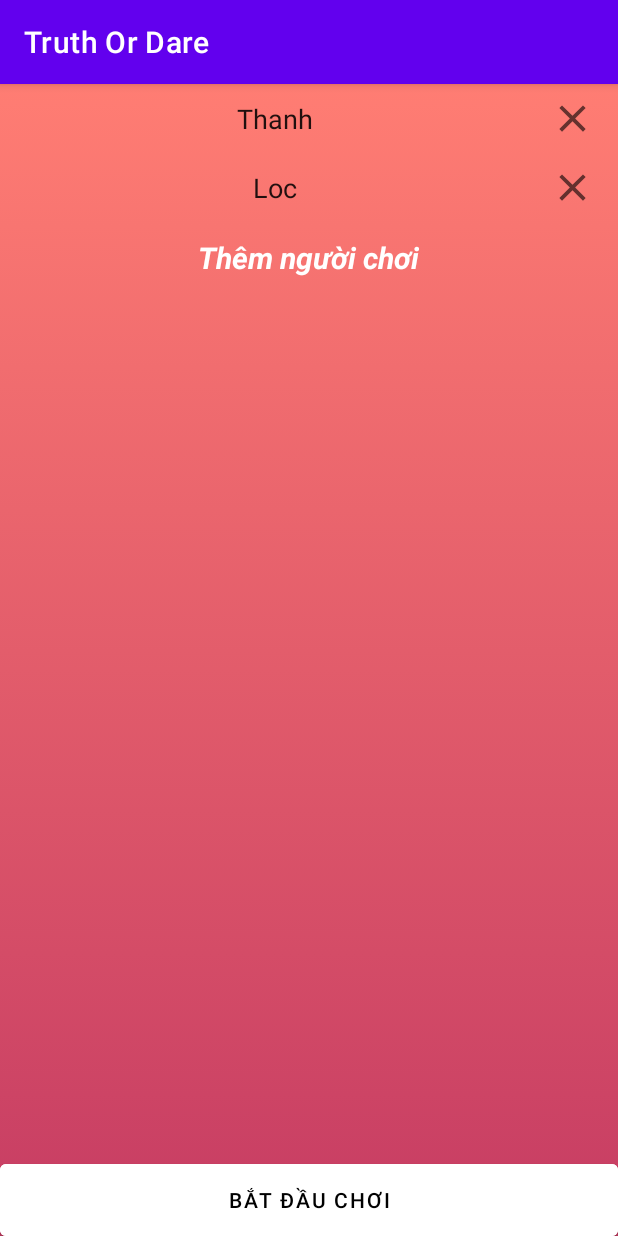
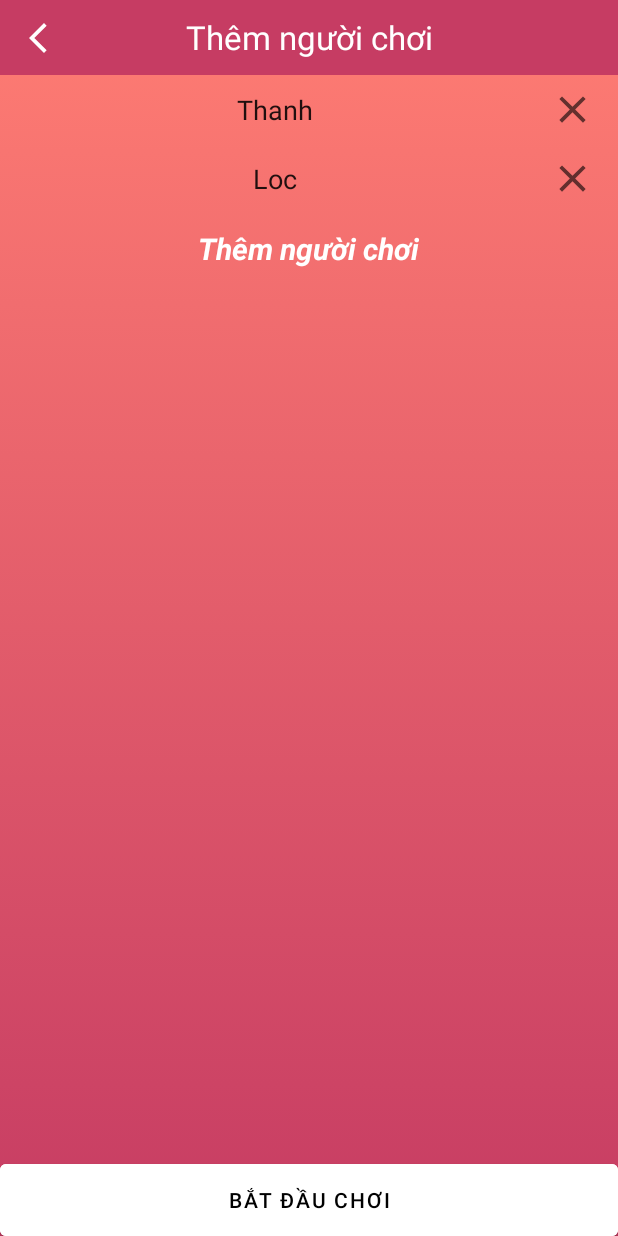
Before and after one commit to TemNguyen/Android_Truth_Or_Dare, an Android app: the AddPlayerFragment screen opened through its navigation route, on a phone screen of 412 x 824 dp. Run offline under Robolectric (Android 15) with nearby library versions, the phone set to English and light mode, and no system bars.

Commit message:
add custom action bar

```diff
--- a/TruthOrDare/app/src/main/java/com/jthanh/truthordare/view/AddPlayerFragment.java
+++ b/TruthOrDare/app/src/main/java/com/jthanh/truthordare/view/AddPlayerFragment.java
@@ -5,6 +5,7 @@ import android.os.Bundle;
 import androidx.annotation.NonNull;
 import androidx.annotation.Nullable;
 import androidx.fragment.app.Fragment;
+import androidx.fragment.app.FragmentManager;
 import androidx.navigation.Navigation;
 
 import android.util.Log;
@@ -13,6 +14,7 @@ import android.view.View;
 import android.view.ViewGroup;
 
 import com.jthanh.truthordare.R;
+import com.jthanh.truthordare.databinding.CustomActionBarBinding;
 import com.jthanh.truthordare.databinding.FragmentAddPlayerBinding;
 import com.jthanh.truthordare.model.Player;
 import com.jthanh.truthordare.viewmodel.AddPlayerAdapter;
@@ -21,6 +23,7 @@ import java.util.ArrayList;
 
 public class AddPlayerFragment extends Fragment {
     private FragmentAddPlayerBinding binding;
+    private CustomActionBarBinding actionBarBinding;
     private ArrayList<Player> players;
     private AddPlayerAdapter adapter;
 
@@ -34,6 +37,14 @@ public class AddPlayerFragment extends Fragment {
 
     @Override
     public void onViewCreated(@NonNull View view, @Nullable Bundle savedInstanceState) {
+        actionBarBinding.tvTitle.setText("Thêm người chơi");
+        actionBarBinding.btnBack.setOnClickListener(new View.OnClickListener() {
+            @Override
+            public void onClick(View view) {
+                Navigation.findNavController(view).popBackStack();
+            }
+        });
+
         players = new ArrayList<>();
         players.add(new Player(0, "Thanh"));
         players.add(new Player(1, "Loc"));
@@ -67,6 +78,7 @@ public class AddPlayerFragment extends Fragment {
     public View onCreateView(LayoutInflater inflater, ViewGroup container,
                              Bundle savedInstanceState) {
         binding = FragmentAddPlayerBinding.inflate(inflater, container, false);
+        actionBarBinding = binding.actionBar;
         View view = binding.getRoot();
         return view;
     }
--- a/TruthOrDare/app/src/main/java/com/jthanh/truthordare/view/GameFragment.java
+++ b/TruthOrDare/app/src/main/java/com/jthanh/truthordare/view/GameFragment.java
@@ -23,7 +23,7 @@ public class GameFragment extends Fragment {
     public void onCreate(Bundle savedInstanceState) {
         super.onCreate(savedInstanceState);
         if (getArguments() != null) {
-            players = (ArrayList<Player>)getArguments().getSerializable("listPlayer");
+            players = (ArrayList<Player>) getArguments().getSerializable("listPlayer");
         }
     }
 
--- /dev/null
+++ b/TruthOrDare/app/src/main/res/drawable/ic_baseline_arrow_back_ios_new_24.xml
@@ -0,0 +1,10 @@
+<vector xmlns:android="http://schemas.android.com/apk/res/android"
+    android:width="24dp"
+    android:height="24dp"
+    android:viewportWidth="24"
+    android:viewportHeight="24"
+    android:tint="?attr/colorControlNormal">
+  <path
+      android:fillColor="@android:color/white"
+      android:pathData="M17.77,3.77l-1.77,-1.77l-10,10l10,10l1.77,-1.77l-8.23,-8.23z"/>
+</vector>
--- /dev/null
+++ b/TruthOrDare/app/src/main/res/layout/custom_action_bar.xml
@@ -0,0 +1,38 @@
+<?xml version="1.0" encoding="utf-8"?>
+<LinearLayout
+    xmlns:android="http://schemas.android.com/apk/res/android"
+    xmlns:app="http://schemas.android.com/apk/res-auto"
+    android:layout_width="match_parent"
+    android:layout_height="50dp">
+
+    <RelativeLayout
+        android:layout_width="match_parent"
+        android:layout_height="wrap_content"
+        android:background="#c63c63"
+        android:gravity="center"
+        android:orientation="horizontal">
+
+        <ImageButton
+            android:id="@+id/btn_back"
+            android:layout_width="50dp"
+            android:layout_height="50dp"
+            android:layout_centerVertical="true"
+            android:background="@android:color/transparent"
+            android:padding="15dp"
+            android:src="@drawable/ic_baseline_arrow_back_ios_new_24"
+            android:visibility="visible"
+            app:tint="@color/white" />
+
+        <TextView
+            android:id="@+id/tvTitle"
+            style="?android:textAppearanceLarge"
+            android:layout_width="match_parent"
+            android:layout_height="wrap_content"
+            android:layout_weight="1"
+            android:gravity="center"
+            android:padding="10sp"
+            android:text="Activity name"
+            android:textColor="@color/white"
+            android:textStyle="normal" />
+    </RelativeLayout>
+</LinearLayout>
--- a/TruthOrDare/app/src/main/res/layout/fragment_add_player.xml
+++ b/TruthOrDare/app/src/main/res/layout/fragment_add_player.xml
@@ -8,6 +8,11 @@
     android:background="@drawable/gradient_background"
     android:orientation="vertical"
     android:layout_weight="1">
+
+    <include
+        android:id="@+id/action_bar"
+        layout="@layout/custom_action_bar"
+        />
 
     <LinearLayout
         android:layout_width="match_parent"
--- a/TruthOrDare/app/src/main/res/values-night/themes.xml
+++ b/TruthOrDare/app/src/main/res/values-night/themes.xml
@@ -1,6 +1,6 @@
 <resources xmlns:tools="http://schemas.android.com/tools">
     <!-- Base application theme. -->
-    <style name="Theme.TruthOrDare" parent="Theme.MaterialComponents.DayNight.DarkActionBar">
+    <style name="Theme.TruthOrDare" parent="Theme.MaterialComponents.DayNight.NoActionBar">
         <!-- Primary brand color. -->
         <item name="colorPrimary">@color/purple_200</item>
         <item name="colorPrimaryVariant">@color/purple_700</item>
--- a/TruthOrDare/app/src/main/res/values/themes.xml
+++ b/TruthOrDare/app/src/main/res/values/themes.xml
@@ -1,6 +1,6 @@
 <resources xmlns:tools="http://schemas.android.com/tools">
     <!-- Base application theme. -->
-    <style name="Theme.TruthOrDare" parent="Theme.MaterialComponents.DayNight.DarkActionBar">
+    <style name="Theme.TruthOrDare" parent="Theme.MaterialComponents.DayNight.NoActionBar">
         <!-- Primary brand color. -->
         <item name="colorPrimary">@color/purple_500</item>
         <item name="colorPrimaryVariant">@color/purple_700</item>
```
